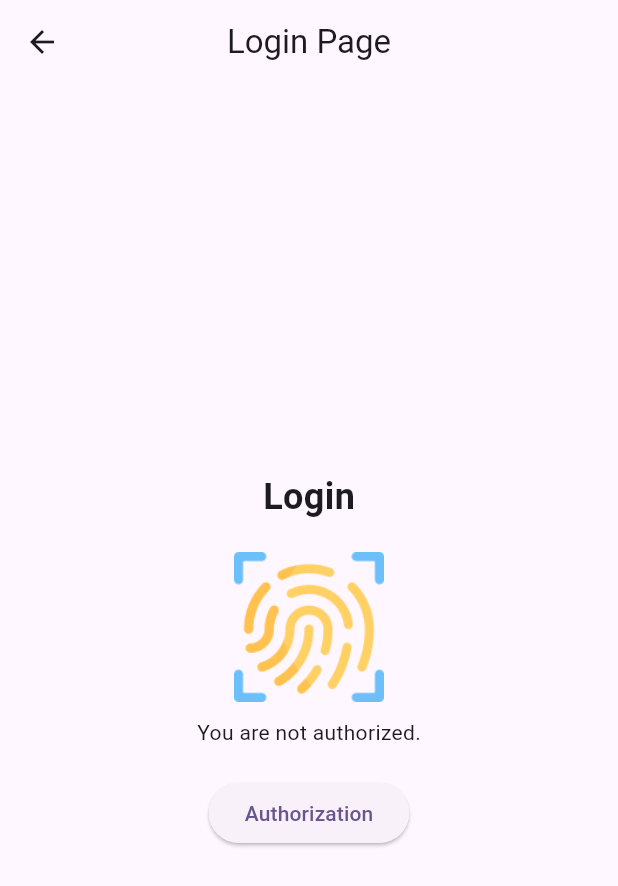
After one commit to usama08/login_provider, a Flutter app: the FingerPrint screen opened by its route, after a tap on "Authorization", on a phone screen of 412 x 824 dp. The commit adds this screen. Shown: the top 886 px of the screen. Run offline on Flutter 3.47's test engine with Material 2 defaults, Android fonts, the phone set to English and light mode, and no system bars; our stand-ins replace cloud_firestore, device_info_plus, firebase_auth, firebase_core, firebase_messaging, firebase_storage and 3 more; accounts and stored records are empty.

Commit message:
update code with fingerprint

```diff
--- /dev/null
+++ b/lib/fingerprint/fingerprint.dart
@@ -0,0 +1,79 @@
+import 'package:flutter/material.dart';
+import 'package:flutter/services.dart';
+import 'package:local_auth/local_auth.dart';
+
+class FingerPrint extends StatefulWidget {
+  const FingerPrint({super.key});
+
+  @override
+  State<FingerPrint> createState() => _FingerPrintState();
+}
+
+class _FingerPrintState extends State<FingerPrint> {
+  LocalAuthentication auth = LocalAuthentication();
+  String msg = "You are not authorized.";
+
+  @override
+  void initState() {
+    super.initState();
+  }
+
+  @override
+  Widget build(BuildContext context) {
+    return Scaffold(
+      appBar: AppBar(
+        title: const Text('Login Page'),
+        centerTitle: true,
+      ),
+      body: Center(
+        child: Column(
+          mainAxisAlignment: MainAxisAlignment.center,
+          children: [
+            const Text(
+              'Login',
+              style: TextStyle(fontSize: 24, fontWeight: FontWeight.bold),
+            ),
+            const SizedBox(height: 20),
+            Image.asset(
+              'assets/images/fingerprint.png', // Replace 'assets/fingerprint.png' with your actual image asset path
+              height: 100,
+            ),
+            const SizedBox(height: 10),
+            Text(msg),
+            const SizedBox(height: 20),
+            ElevatedButton(
+              onPressed: () async {
+                try {
+                  bool hasBiometrics = await auth.canCheckBiometrics;
+
+                  if (hasBiometrics) {
+                    bool pass = await auth.authenticate(
+                      localizedReason: 'Authenticate with fingerprint',
+                    );
+                    if (pass) {
+                      msg = "You are Authenticated.";
+                      setState(() {});
+                    }
+                  } else {
+                    // Fingerprint authentication not available, show passcode authentication
+                    bool pass = await auth.authenticate(
+                      localizedReason: 'Authenticate with pattern/pin/passcode',
+                    );
+                    if (pass) {
+                      msg = "You are Authenticated.";
+                      setState(() {});
+                    }
+                  }
+                } on PlatformException catch (e) {
+                  print(e);
+                  msg = "Error while opening fingerprint/face scanner";
+                }
+              },
+              child: const Text('Authorization'),
+            ),
+          ],
+        ),
+      ),
+    );
+  }
+}
--- a/lib/main.dart
+++ b/lib/main.dart
@@ -11,6 +11,8 @@ import 'View/LoginScreen/signup_screen.dart';
 import 'View/MainPage/components/add_Case.dart';
 import 'View/MainPage/components/main_screen.dart';
 import 'View/MainPage/components/view_case.dart';
+import 'fingerprint/fingerprint.dart';
+import 'fingerprint/second_fingerprint.dart';
 import 'imagepicker/image_picker.dart';
 
 void main() async {
@@ -50,6 +52,8 @@ class MyApp extends StatelessWidget {
           '/viewscreen': (context) => const ViewCase(),
           '/clintscreen': (context) => const AddCaseDetails(),
           '/loginapis': (context) => const LoginPage(),
+          '/fingerprint': (context) => const FingerPrint(),
+          '/auth': (context) => const FingerprintAuthScreen(),
         },
       ),
     );
```
Also changed, not shown: lib/View/MainPage/components/main_screen.dart (+10 -2 lines), lib/fingerprint/second_fingerprint.dart (added, +90 -0 lines), pubspec.yaml (+5 -3 lines), assets/images/fingerprint.png (added), pubspec.lock, 4 other files.
